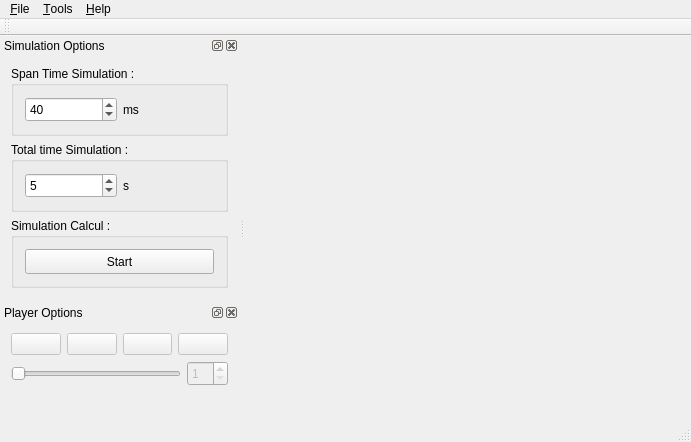
Old version of the form src/View/mainwindow.ui in the repository lefebvreariane/m2-2012-projet.
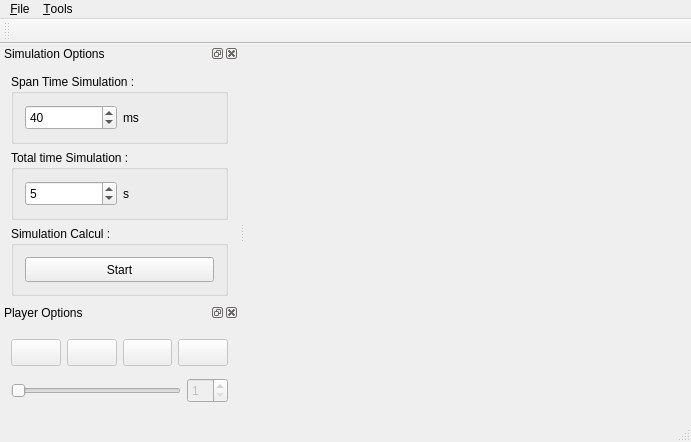
New version of the form.

```diff
--- a/src/View/mainwindow.ui
+++ b/src/View/mainwindow.ui
@@ -66,20 +66,25 @@
      </property>
     </widget>
     <addaction name="menuToolbars"/>
-   </widget>
-   <widget class="QMenu" name="menuHelp">
-    <property name="title">
-     <string>&amp;Help</string>
-    </property>
-    <addaction name="actionDocumentation"/>
     <addaction name="separator"/>
     <addaction name="actionAbout"/>
    </widget>
    <addaction name="menuFile"/>
    <addaction name="menuTools"/>
-   <addaction name="menuHelp"/>
   </widget>
   <widget class="QToolBar" name="mainToolBar">
+   <property name="minimumSize">
+    <size>
+     <width>0</width>
+     <height>25</height>
+    </size>
+   </property>
+   <property name="allowedAreas">
+    <set>Qt::TopToolBarArea</set>
+   </property>
+   <property name="toolButtonStyle">
+    <enum>Qt::ToolButtonIconOnly</enum>
+   </property>
    <attribute name="toolBarArea">
     <enum>TopToolBarArea</enum>
    </attribute>
@@ -92,7 +97,7 @@
    <property name="minimumSize">
     <size>
      <width>239</width>
-     <height>268</height>
+     <height>281</height>
     </size>
    </property>
    <property name="maximumSize">
@@ -269,10 +274,13 @@
        <property name="orientation">
         <enum>Qt::Vertical</enum>
        </property>
+       <property name="sizeType">
+        <enum>QSizePolicy::Preferred</enum>
+       </property>
        <property name="sizeHint" stdset="0">
         <size>
          <width>20</width>
-         <height>40</height>
+         <height>20</height>
         </size>
        </property>
       </spacer>
@@ -441,19 +449,6 @@
        </item>
       </layout>
      </item>
-     <item>
-      <spacer name="spacerPlayer">
-       <property name="orientation">
-        <enum>Qt::Vertical</enum>
-       </property>
-       <property name="sizeHint" stdset="0">
-        <size>
-         <width>20</width>
-         <height>40</height>
-        </size>
-       </property>
-      </spacer>
-     </item>
     </layout>
    </widget>
   </widget>
```
Left out of the diff: 22 changed lines with no effect on the pictures.
